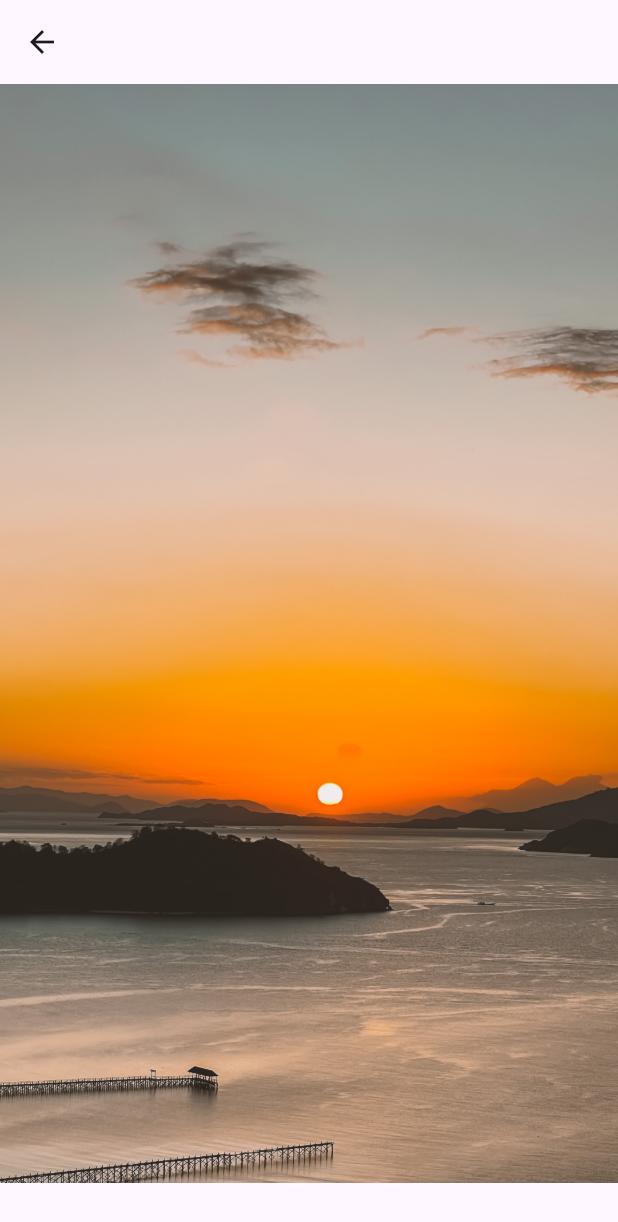
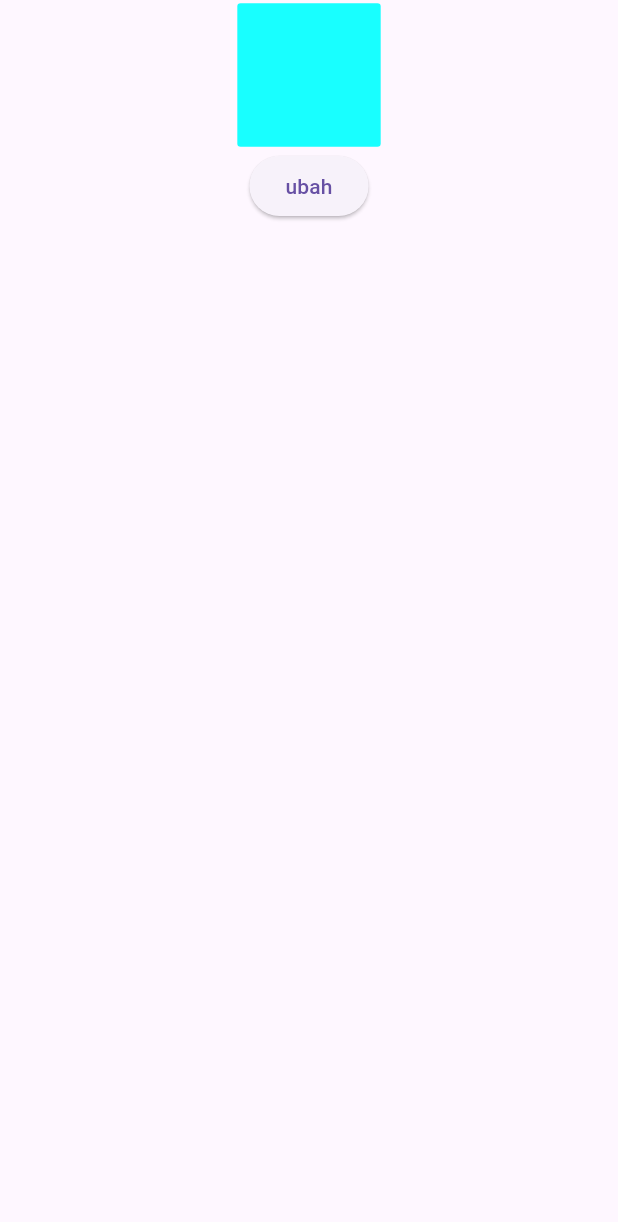
Before and after one commit to kazaliika/portofolio, a Flutter app: the AddStoryScreen screen opened directly, on a phone screen of 412 x 824 dp. Shown: the top 1222 px of the screen. Run offline on Flutter 3.47's test engine with Material 3 defaults, Android fonts, the phone set to English and light mode, and no system bars.

Commit message:
add animasi container pada file add story screen

```diff
--- a/lib/ui/add_story_screen.dart
+++ b/lib/ui/add_story_screen.dart
@@ -1,13 +1,63 @@
+import 'dart:math';
+
 import 'package:flutter/material.dart';
 
-class AddStoryScreen extends StatelessWidget {
+double randomBorderRadius() {
+  return Random().nextDouble() * 20;
+}
+
+double randomMargin() {
+  return Random().nextDouble() * 20;
+}
+
+class AddStoryScreen extends StatefulWidget {
   const AddStoryScreen({super.key});
+
+  @override
+  State<AddStoryScreen> createState() => _AddStoryScreenState();
+}
+
+class _AddStoryScreenState extends State<AddStoryScreen> {
+  late double borderRadius;
+  late double margin;
+
+  void initState() {
+    borderRadius = randomBorderRadius();
+    margin = randomMargin();
+  }
+
+  void changeState() {
+    setState(() {
+      borderRadius = randomBorderRadius();
+      margin = randomMargin();
+    });
+  }
 
   @override
   Widget build(BuildContext context) {
     return Scaffold(
-      appBar: AppBar(),
-      body: Hero(tag: 'image_animation', child: Image.asset('assets/IMG.jpg')),
+      body: SafeArea(
+        child: Center(
+          child: Column(
+            children: [
+              SizedBox(
+                width: 100,
+                height: 100,
+                child: AnimatedContainer(
+                  duration: Duration(milliseconds: 2000),
+                  curve: Curves.bounceIn,
+                  margin: EdgeInsets.all(margin),
+                  decoration: BoxDecoration(
+                      color: Colors.cyanAccent,
+                      borderRadius: BorderRadius.circular(borderRadius)),
+                ),
+              ),
+              ElevatedButton(
+                  onPressed: () => changeState(), child: Text('ubah'))
+            ],
+          ),
+        ),
+      ),
     );
   }
 }
```
